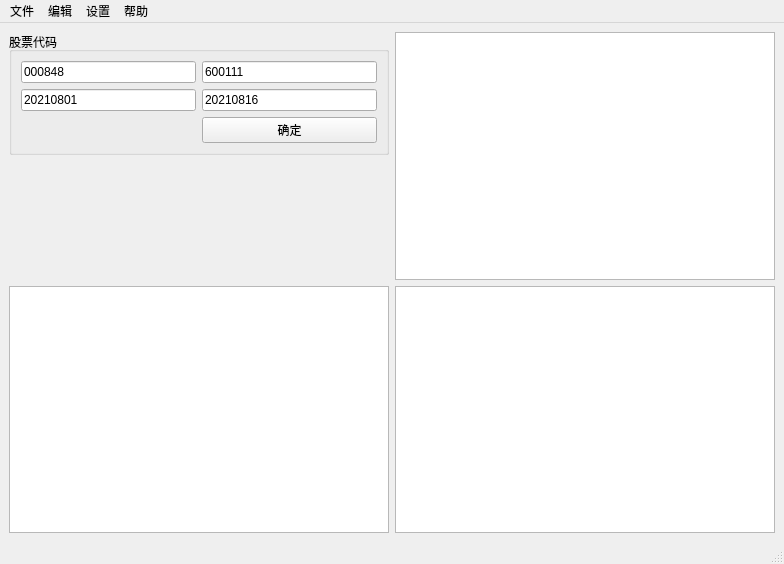
The window that StockUI.ui (yangjiameng/Stock_Monitoring) describes before a commit, drawn with Qt 5.
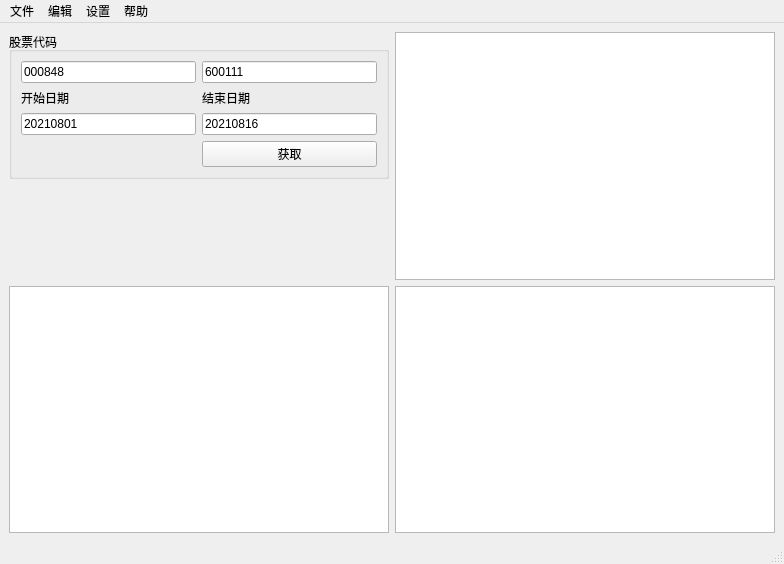
The same window after the commit. Custom widgets are drawn as their Qt base class.

Commit message: add 30K line

```diff
--- a/StockUI.ui
+++ b/StockUI.ui
@@ -26,6 +26,13 @@
          <string>股票代码</string>
         </property>
         <layout class="QGridLayout" name="gridLayout">
+         <item row="0" column="1">
+          <widget class="QLineEdit" name="lineEdit_2">
+           <property name="text">
+            <string>600111</string>
+           </property>
+          </widget>
+         </item>
          <item row="0" column="0">
           <widget class="QLineEdit" name="lineEdit_1">
            <property name="inputMask">
@@ -36,24 +43,17 @@
            </property>
           </widget>
          </item>
-         <item row="0" column="1">
-          <widget class="QLineEdit" name="lineEdit_2">
+         <item row="2" column="0">
+          <widget class="QLineEdit" name="lineEdit_3">
            <property name="text">
-            <string>600111</string>
-           </property>
-          </widget>
-         </item>
-         <item row="1" column="1">
-          <widget class="QLineEdit" name="lineEdit_4">
-           <property name="text">
-            <string>20210816</string>
+            <string>20210801</string>
            </property>
            <property name="placeholderText">
-            <string>结束日期</string>
+            <string>开始日期</string>
            </property>
           </widget>
          </item>
-         <item row="2" column="1">
+         <item row="3" column="1">
           <widget class="QPushButton" name="pushButton_search">
            <property name="maximumSize">
             <size>
@@ -62,20 +62,34 @@
             </size>
            </property>
            <property name="text">
-            <string>确定</string>
+            <string>获取</string>
+           </property>
+          </widget>
+         </item>
+         <item row="2" column="1">
+          <widget class="QLineEdit" name="lineEdit_4">
+           <property name="text">
+            <string>20210816</string>
+           </property>
+           <property name="placeholderText">
+            <string>结束日期</string>
            </property>
           </widget>
          </item>
          <item row="1" column="0">
-          <widget class="QLineEdit" name="lineEdit_3">
+          <widget class="QLabel" name="label">
            <property name="text">
-            <string>20210801</string>
-           </property>
-           <property name="placeholderText">
             <string>开始日期</string>
            </property>
           </widget>
          </item>
+         <item row="1" column="1">
+          <widget class="QLabel" name="label_2">
+           <property name="text">
+            <string>结束日期</string>
+           </property>
+          </widget>
+         </item>
         </layout>
        </widget>
       </item>
@@ -108,7 +122,7 @@
      <x>0</x>
      <y>0</y>
      <width>784</width>
-     <height>23</height>
+     <height>21</height>
     </rect>
    </property>
    <widget class="QMenu" name="menu_file">
```
The commit also changes 2 other files.
